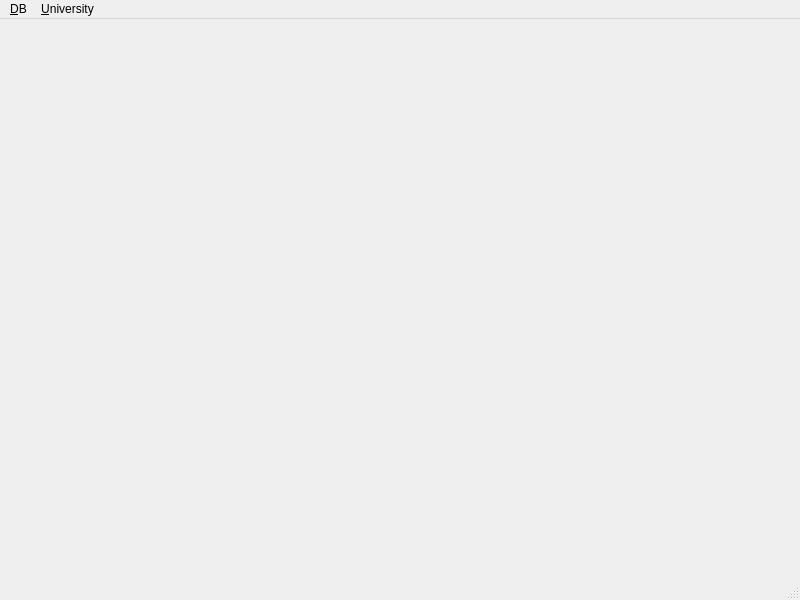
First picture: the form in app/students_test_app/students_main_window.ui, repository YuriyRusinov/db_university, before the edit.
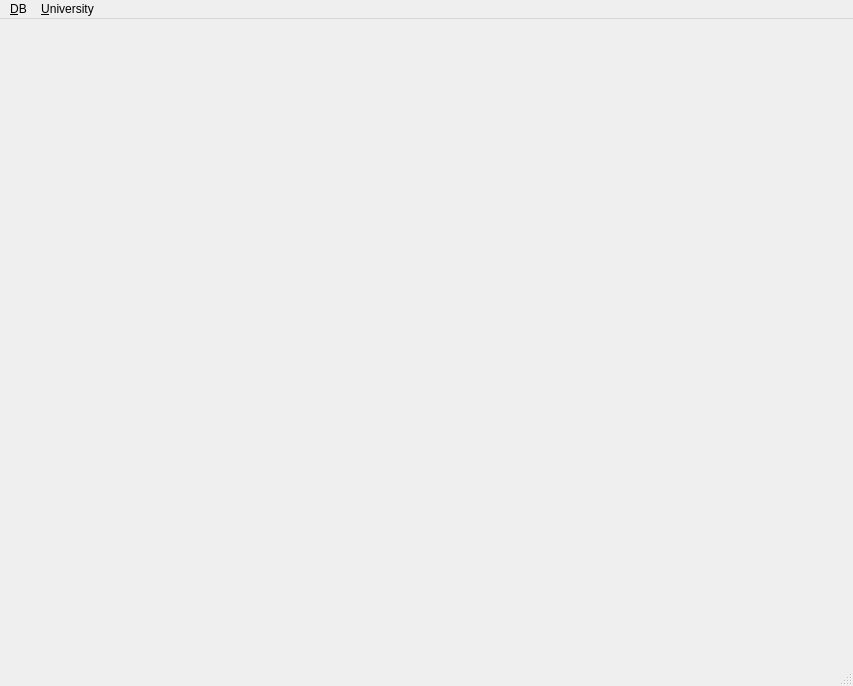
Second picture: the form after the edit.

Commit message: Work with students.

Patch:
```diff
--- a/app/students_test_app/students_main_window.ui
+++ b/app/students_test_app/students_main_window.ui
@@ -6,8 +6,8 @@
    <rect>
     <x>0</x>
     <y>0</y>
-    <width>800</width>
-    <height>600</height>
+    <width>853</width>
+    <height>686</height>
    </rect>
   </property>
   <property name="windowTitle">
@@ -19,7 +19,7 @@
     <rect>
      <x>0</x>
      <y>0</y>
-     <width>800</width>
+     <width>853</width>
      <height>22</height>
     </rect>
    </property>
```
The commit also changes 11 other files.
